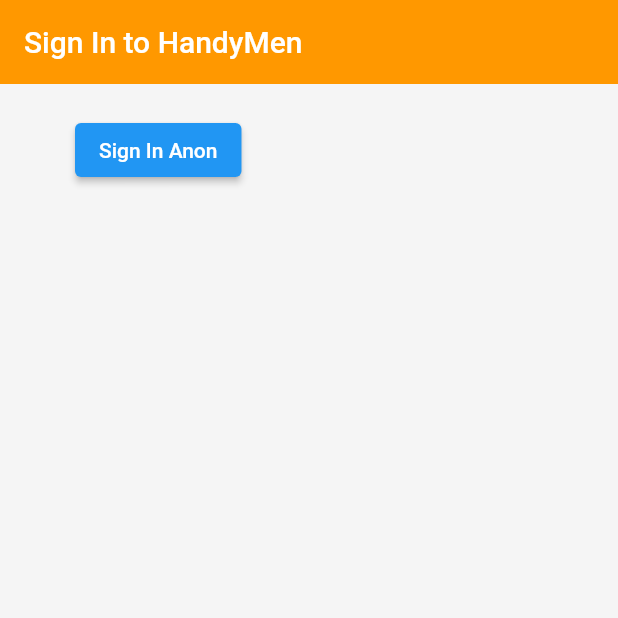
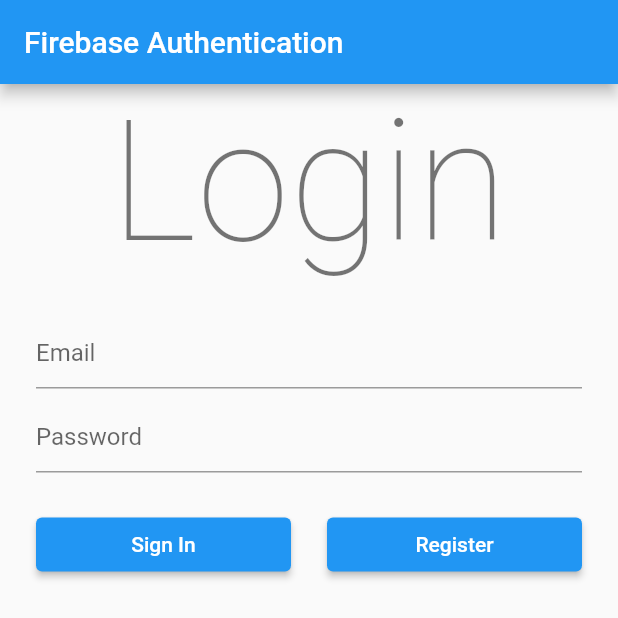
Before and after one commit to davidm42000/HandyMen, a Flutter app: the screen it shows after launch, on a phone screen of 412 x 824 dp. Shown: the top 618 px of the screen. Run offline on Flutter 3.47's test engine with Material 2 defaults, Android fonts, the phone set to English and light mode, and no system bars; our stand-ins replace firebase_auth, firebase_core; accounts and stored records are empty.

Commit message:
Got firebase authentication sign in and sign up working correctly, created login page, register page and simple profile page. got verify email working, got some test users signed up

```diff
--- a/lib/main.dart
+++ b/lib/main.dart
@@ -1,5 +1,5 @@
 import 'package:flutter/material.dart';
-import 'package:handy_men/screens/wrapper.dart';
+import 'package:handy_men/screens/login_page.dart';
 import 'package:firebase_core/firebase_core.dart';
 
 void main() async {
@@ -8,8 +8,6 @@
   runApp(const MyApp());
 }
 
-// this is a test comment
-
 class MyApp extends StatelessWidget {
   const MyApp({Key? key}) : super(key: key);
 
@@ -17,7 +15,8 @@
   @override
   Widget build(BuildContext context) {
     return MaterialApp(
-      home: Wrapper(),
+      debugShowCheckedModeBanner: false,
+      home: LoginPage(),
     );
   }
 }
--- a/lib/screens/authenticate/authenticate.dart
+++ /dev/null
@@ -1,18 +0,0 @@
-import 'package:flutter/material.dart';
-import 'package:handy_men/screens/authenticate/sign_in.dart';
-
-class Authenticate extends StatefulWidget {
-  const Authenticate({Key? key}) : super(key: key);
-
-  @override
-  _AuthenticateState createState() => _AuthenticateState();
-}
-
-class _AuthenticateState extends State<Authenticate> {
-  @override
-  Widget build(BuildContext context) {
-    return Container(
-      child: SignIn(),
-    );
-  }
-}
--- a/lib/screens/authenticate/sign_in.dart
+++ /dev/null
@@ -1,40 +0,0 @@
-import 'package:flutter/material.dart';
-import 'package:handy_men/services/auth.dart';
-
-class SignIn extends StatefulWidget {
-  const SignIn({Key? key}) : super(key: key);
-
-  @override
-  _SignInState createState() => _SignInState();
-}
-
-class _SignInState extends State<SignIn> {
-  final AuthService _auth = AuthService();
-
-  @override
-  Widget build(BuildContext context) {
-    return Scaffold(
-      backgroundColor: Colors.grey[100],
-      appBar: AppBar(
-        backgroundColor: Colors.orange,
-        elevation: 0.0,
-        title: Text("Sign In to HandyMen"),
-      ),
-      body: Container(
-        padding: EdgeInsets.symmetric(vertical: 20.0, horizontal: 50.0),
-        child: ElevatedButton(
-          child: Text("Sign In Anon"),
-          onPressed: () async {
-            dynamic result = await _auth.signInAnon();
-            if (result == null) {
-              print("error signing in");
-            } else {
-              print("signed in");
-              print(result);
-            }
-          },
-        ),
-      ),
-    );
-  }
-}
--- /dev/null
+++ b/lib/screens/login_page.dart
@@ -0,0 +1,196 @@
+import 'package:firebase_auth/firebase_auth.dart';
+import 'package:firebase_core/firebase_core.dart';
+import 'package:flutter/material.dart';
+import 'package:handy_men/screens/profile_page.dart';
+import 'package:handy_men/screens/register_page.dart';
+import 'package:handy_men/services/fire_auth.dart';
+import 'package:handy_men/services/validator.dart';
+
+class LoginPage extends StatefulWidget {
+  @override
+  _LoginPageState createState() => _LoginPageState();
+}
+
+class _LoginPageState extends State<LoginPage> {
+  final _formKey = GlobalKey<FormState>();
+
+  final _emailTextController = TextEditingController();
+  final _passwordTextController = TextEditingController();
+
+  final _focusEmail = FocusNode();
+  final _focusPassword = FocusNode();
+
+  bool _isProcessing = false;
+
+  Future<FirebaseApp> _initializeFirebase() async {
+    FirebaseApp firebaseApp = await Firebase.initializeApp();
+
+    User? user = FirebaseAuth.instance.currentUser;
+
+    if (user != null) {
+      Navigator.of(context).pushReplacement(
+        MaterialPageRoute(
+          builder: (context) => ProfilePage(
+            user: user,
+          ),
+        ),
+      );
+    }
+
+    return firebaseApp;
+  }
+
+  @override
+  Widget build(BuildContext context) {
+    return GestureDetector(
+      onTap: () {
+        _focusEmail.unfocus();
+        _focusPassword.unfocus();
+      },
+      child: Scaffold(
+        appBar: AppBar(
+          title: Text('Firebase Authentication'),
+        ),
+        body: FutureBuilder(
+          future: _initializeFirebase(),
+          builder: (context, snapshot) {
+            if (snapshot.connectionState == ConnectionState.done) {
+              return Padding(
+                padding: const EdgeInsets.only(left: 24.0, right: 24.0),
+                child: ListView(children: [
+                  Column(
+                    mainAxisAlignment: MainAxisAlignment.center,
+                    children: [
+                      Padding(
+                        padding: const EdgeInsets.only(bottom: 24.0),
+                        child: Text(
+                          'Login',
+                          style: Theme.of(context).textTheme.headline1,
+                        ),
+                      ),
+                      Form(
+                        key: _formKey,
+                        child: Column(
+                          children: <Widget>[
+                            TextFormField(
+                              controller: _emailTextController,
+                              focusNode: _focusEmail,
+                              validator: (value) => Validator.validateEmail(
+                                email: value,
+                              ),
+                              decoration: InputDecoration(
+                                hintText: "Email",
+                                errorBorder: UnderlineInputBorder(
+                                  borderRadius: BorderRadius.circular(6.0),
+                                  borderSide: BorderSide(
+                                    color: Colors.red,
+                                  ),
+                                ),
+                              ),
+                            ),
+                            SizedBox(height: 8.0),
+                            TextFormField(
+                              controller: _passwordTextController,
+                              focusNode: _focusPassword,
+                              obscureText: true,
+                              validator: (value) => Validator.validatePassword(
+                                password: value,
+                              ),
+                              decoration: InputDecoration(
+                                hintText: "Password",
+                                errorBorder: UnderlineInputBorder(
+                                  borderRadius: BorderRadius.circular(6.0),
+                                  borderSide: BorderSide(
+                                    color: Colors.red,
+                                  ),
+                                ),
+                              ),
+                            ),
+                            SizedBox(height: 24.0),
+                            _isProcessing
+                                ? CircularProgressIndicator()
+                                : Row(
+                                    mainAxisAlignment:
+                                        MainAxisAlignment.spaceBetween,
+                                    children: [
+                                      Expanded(
+                                        child: ElevatedButton(
+                                          onPressed: () async {
+                                            _focusEmail.unfocus();
+                                            _focusPassword.unfocus();
+
+                                            if (_formKey.currentState!
+                                                .validate()) {
+                                              setState(() {
+                                                _isProcessing = true;
+                                              });
+
+                                              User? user = await FireAuth
+                                                  .signInUsingEmailPassword(
+                                                email:
+                                                    _emailTextController.text,
+                                                password:
+                                                    _passwordTextController
+                                                        .text,
+                                              );
+
+                                              setState(() {
+                                                _isProcessing = false;
+                                              });
+
+                                              if (user != null) {
+                                                Navigator.of(context)
+                                                    .pushReplacement(
+                                                  MaterialPageRoute(
+                                                    builder: (context) =>
+                                                        ProfilePage(user: user),
+                                                  ),
+                                                );
+                                              }
+                                            }
+                                          },
+                                          child: Text(
+                                            'Sign In',
+                                            style:
+                                                TextStyle(color: Colors.white),
+                                          ),
+                                        ),
+                                      ),
+                                      SizedBox(width: 24.0),
+                                      Expanded(
+                                        child: ElevatedButton(
+                                          onPressed: () {
+                                            Navigator.of(context).push(
+                                              MaterialPageRoute(
+                                                builder: (context) =>
+                                                    RegisterPage(),
+                                              ),
+                                            );
+                                          },
+                                          child: Text(
+                                            'Register',
+                                            style:
+                                                TextStyle(color: Colors.white),
+                                          ),
+                                        ),
+                                      ),
+                                    ],
+                                  )
+                          ],
+                        ),
+                      )
+                    ],
+                  ),
+                ]),
+              );
+            }
+
+            return Center(
+              child: CircularProgressIndicator(),
+            );
+          },
+        ),
+      ),
+    );
+  }
+}
--- a/lib/screens/wrapper.dart
+++ /dev/null
@@ -1,15 +0,0 @@
-import 'package:flutter/material.dart';
-import 'package:handy_men/screens/authenticate/authenticate.dart';
-import 'package:handy_men/screens/home/home.dart';
-import 'package:flutter/material.dart';
-
-
-class Wrapper extends StatelessWidget {
-  const Wrapper({Key? key}) : super(key: key);
-
-  @override
-  Widget build(BuildContext context) {
-    // return either home or authenticate widget.
-    return Authenticate();
-  }
-}
--- a/lib/services/auth.dart
+++ /dev/null
@@ -1,24 +0,0 @@
-import 'package:firebase_auth/firebase_auth.dart';
-import 'package:flutter/material.dart';
-
-class AuthService {
-  final FirebaseAuth _auth = FirebaseAuth.instance;
-
-  // sign in anon
-  Future signInAnon() async {
-    try {
-      UserCredential result = await _auth.signInAnonymously();
-      User? user = result.user;
-      return user;
-    } catch (e) {
-      print(e.toString());
-      return null;
-    }
-  }
-
-  // sign in with email and password
-
-  // register with email and password
-
-  // sign out
-}
--- /dev/null
+++ b/lib/services/fire_auth.dart
@@ -0,0 +1,69 @@
+import 'package:firebase_auth/firebase_auth.dart';
+
+class FireAuth {
+  // For registering a new user
+  static Future<User?> registerUsingEmailPassword({
+    required String name,
+    required String email,
+    required String password,
+  }) async {
+    FirebaseAuth auth = FirebaseAuth.instance;
+    User? user;
+
+    try {
+      UserCredential userCredential = await auth.createUserWithEmailAndPassword(
+        email: email,
+        password: password,
+      );
+
+      user = userCredential.user;
+      await user!.updateProfile(displayName: name);
+      await user.reload();
+      user = auth.currentUser;
+    } on FirebaseAuthException catch (e) {
+      if (e.code == 'weak-password') {
+        print('The password provided is too weak.');
+      } else if (e.code == 'email-already-in-use') {
+        print('The account already exists for that email.');
+      }
+    } catch (e) {
+      print(e);
+    }
+
+    return user;
+  }
+
+  // For signing in an user (have already registered)
+  static Future<User?> signInUsingEmailPassword({
+    required String email,
+    required String password,
+  }) async {
+    FirebaseAuth auth = FirebaseAuth.instance;
+    User? user;
+
+    try {
+      UserCredential userCredential = await auth.signInWithEmailAndPassword(
+        email: email,
+        password: password,
+      );
+      user = userCredential.user;
+    } on FirebaseAuthException catch (e) {
+      if (e.code == 'user-not-found') {
+        print('No user found for that email.');
+      } else if (e.code == 'wrong-password') {
+        print('Wrong password provided.');
+      }
+    }
+
+    return user;
+  }
+
+  static Future<User?> refreshUser(User user) async {
+    FirebaseAuth auth = FirebaseAuth.instance;
+
+    await user.reload();
+    User? refreshedUser = auth.currentUser;
+
+    return refreshedUser;
+  }
+}
--- /dev/null
+++ b/lib/services/validator.dart
@@ -0,0 +1,41 @@
+class Validator {
+  static String? validateName({required String? name}) {
+    if (name == null) {
+      return null;
+    }
+    if (name.isEmpty) {
+      return 'Name can\'t be empty';
+    }
+
+    return null;
+  }
+
+  static String? validateEmail({required String? email}) {
+    if (email == null) {
+      return null;
+    }
+    RegExp emailRegExp = RegExp(
+        r"^[a-zA-Z0-9.!#$%&'*+/=?^_`{|}~-]+@[a-zA-Z0-9](?:[a-zA-Z0-9-]{0,253}[a-zA-Z0-9])?(?:\.[a-zA-Z0-9](?:[a-zA-Z0-9-]{0,253}[a-zA-Z0-9])?)*$");
+
+    if (email.isEmpty) {
+      return 'Email can\'t be empty';
+    } else if (!emailRegExp.hasMatch(email)) {
+      return 'Enter a correct email';
+    }
+
+    return null;
+  }
+
+  static String? validatePassword({required String? password}) {
+    if (password == null) {
+      return null;
+    }
+    if (password.isEmpty) {
+      return 'Password can\'t be empty';
+    } else if (password.length < 6) {
+      return 'Enter a password with length at least 6';
+    }
+
+    return null;
+  }
+}
--- a/pubspec.yaml
+++ b/pubspec.yaml
@@ -37,6 +37,7 @@
   firebase_auth: ^3.1.3
   firebase_core: ^1.8.0
   cloud_firestore: ^2.5.3
+  provider: ^6.0.1
 
 dev_dependencies:
   flutter_test:
```
Also changed, not shown: lib/screens/profile_page.dart (added, +126 -0 lines), lib/screens/register_page.dart (added, +155 -0 lines), lib/screens/verify.dart (added, +35 -0 lines), pubspec.lock.
